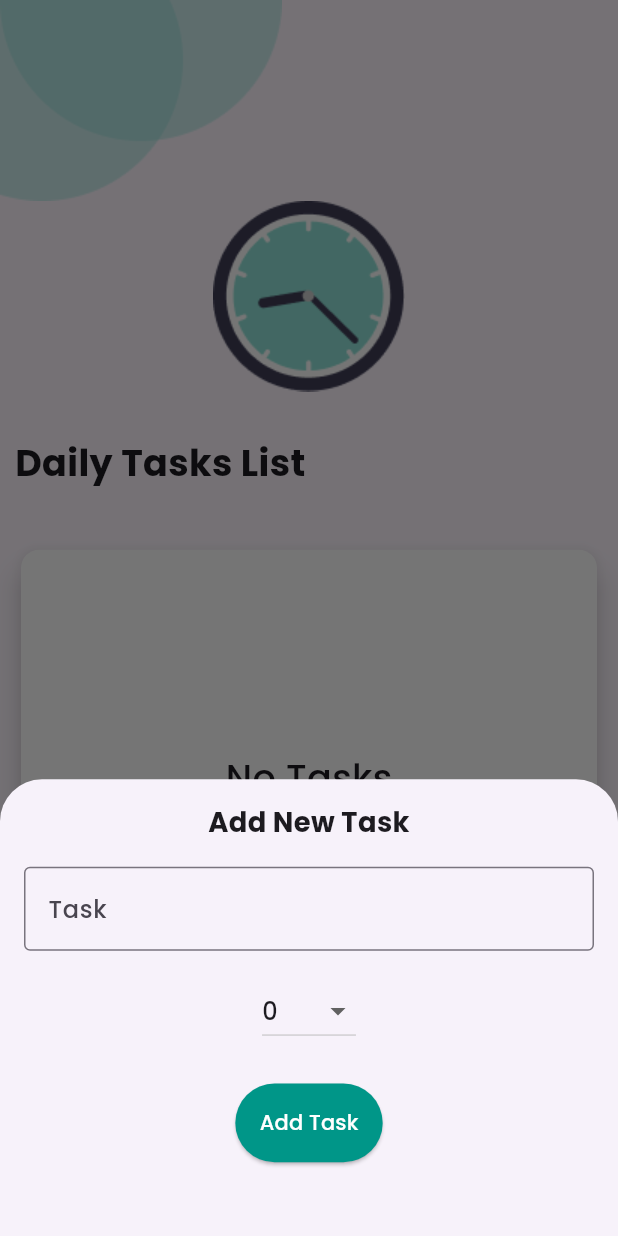
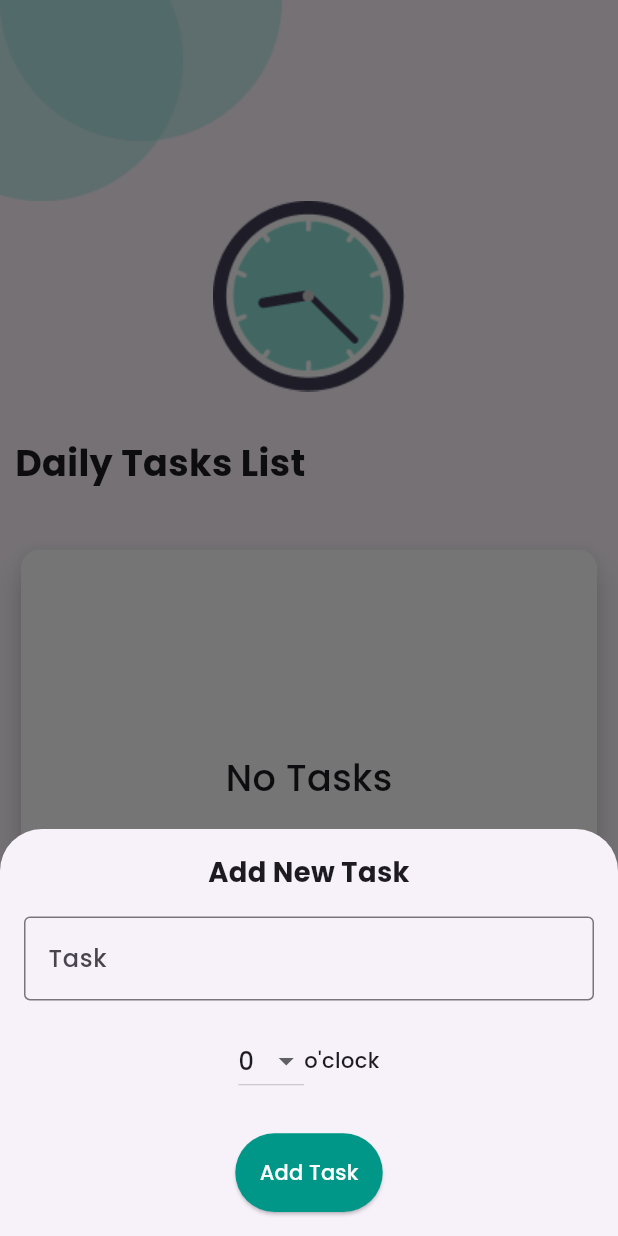
Before and after one commit to 1-abdelrahman-khalil-1/Todo-App, a Flutter app: the screen it shows after launch, after a tap on the "add" icon, on a phone screen of 412 x 824 dp. Run offline on Flutter 3.47's test engine with Material 3 defaults, Android fonts, the phone set to English and light mode, and no system bars; our stand-ins replace drift, drift_flutter, flutter_riverpod, flutter_screenutil, get_it; accounts and stored records are empty; generated files the repository leaves out were written again.

```diff
--- a/lib/Core/Services/database_service.dart
+++ b/lib/Core/Services/database_service.dart
@@ -1,9 +1,6 @@
-import 'dart:io';
 
 import 'package:drift/drift.dart';
-import 'package:drift/native.dart';
 import 'package:drift_flutter/drift_flutter.dart';
-import 'package:path_provider/path_provider.dart';
 part 'database_service.g.dart';
 class TodoItems extends Table{
 IntColumn get id => integer().autoIncrement()();
--- a/lib/Features/Main Screen/data/repo/todo_repo_impl.dart
+++ b/lib/Features/Main Screen/data/repo/todo_repo_impl.dart
@@ -1,5 +1,4 @@
 import 'dart:developer';
-import 'package:dartz/dartz.dart';
 import 'package:drift/drift.dart';
 import 'package:to_do/Core/Services/database_service.dart';
 import 'package:to_do/Features/Main%20Screen/data/models/task_model.dart';
@@ -9,7 +8,7 @@ class TodoRepoImpl implements TodoRepo {
   final DatabaseService databaseService;
   const TodoRepoImpl({required this.databaseService});
   @override
-  Future<Either<String, Null>> insertTO(
+  Future<void> insertTO(
       {required String taskname,
       required int date,
       required bool completed}) async {
@@ -17,50 +16,44 @@ class TodoRepoImpl implements TodoRepo {
       await databaseService.into(databaseService.todoItems).insert(
           TodoItemsCompanion.insert(
               taskname: taskname, date: date, completed: Value(completed)));
-      return const Right(null);
+      return;
     } catch (e) {
       log("Cannot insert in TodoRepo ${e.toString()}");
-      return Left(e.toString());
+      return;
     }
   }
 
   @override
-  Future<Either<String, Null>> deleteTodo({required int id}) async {
+  Future<void> deleteTodo({required int id}) async {
     try {
       await (databaseService.delete(databaseService.todoItems)
             ..where((t) => t.id.equals(id)))
           .go();
-      return const Right(null);
     } catch (e) {
       log("Error while deleting ${e.toString()}");
-      return Left(e.toString());
     }
   }
 
   @override
-  Either<String, Stream<List<TaskModel>>> fetchAllTodos() {
+  Stream<List<TaskModel>> fetchAllTodos() {
     try {
       final response =
           databaseService.select(databaseService.todoItems).watch();
-      return Right(
-          response.map((e) => e.map((x) => TaskModel.fromJson(x)).toList()));
+      return response.map((e) => e.map((x) => TaskModel.fromJson(x)).toList());
     } catch (e) {
       log("Error while fetching tasks ${e.toString()}");
-      return Left(e.toString());
+      return Stream.error(e.toString());
     }
   }
 
   @override
-  Future<Either<String, Null>> updateTodo(
-      {required int id, required bool completed}) async {
+  Future<void> updateTodo({required int id, required bool completed}) async {
     try {
       await (databaseService.update(databaseService.todoItems)
             ..where((t) => t.id.equals(id)))
           .write(TodoItemsCompanion(completed: Value(completed)));
-      return const Right(null);
     } catch (e) {
       log("Error while updating tasks ${e.toString()}");
-      return Left(e.toString());
     }
   }
 }
--- /dev/null
+++ b/lib/Features/Main Screen/presentation/provider/tasks_provider.dart
@@ -0,0 +1,13 @@
+import 'package:flutter_riverpod/flutter_riverpod.dart';
+import 'package:to_do/Core/Services/get_it.dart';
+import 'package:to_do/Features/Main%20Screen/data/models/task_model.dart';
+import 'package:to_do/Features/Main%20Screen/data/repo/todo_repo.dart';
+
+final todoRepoProvider = Provider<TodoRepo>((ref) {
+  return get_it<TodoRepo>();
+});
+
+final tasksStreamProvider = StreamProvider<List<TaskModel>>((ref) {
+  final todoRepo = ref.watch(todoRepoProvider);
+  return todoRepo.fetchAllTodos();
+});
--- a/lib/Features/Main Screen/presentation/view/main_screen.dart
+++ b/lib/Features/Main Screen/presentation/view/main_screen.dart
@@ -1,24 +1,16 @@
 import 'package:flutter/material.dart';
-import 'package:to_do/Core/Services/get_it.dart';
+import 'package:flutter_riverpod/flutter_riverpod.dart';
 import 'package:to_do/Features/Main%20Screen/presentation/view/widgets/main_screen_stream.dart';
 
-import '../../data/repo/todo_repo.dart';
-
-class MainScreen extends StatelessWidget {
+class MainScreen extends ConsumerWidget {
   const MainScreen({super.key});
 
   @override
-  Widget build(BuildContext context) {
-    TodoRepo todoRepo = get_it<TodoRepo>();
-    final alltasks = todoRepo.fetchAllTodos();
-     return SafeArea(child: Scaffold(
-
-      body: alltasks.fold((e){
-        return Text("Failed To load Tasks");
-      }, (tasks){
-       return MainScreenStream(alltasks : tasks);
-      }),
-     ));
-    }
-
+  Widget build(BuildContext context, WidgetRef ref) {
+    return SafeArea(
+      child: Scaffold(
+        body: MainScreenProvider(),
+      ),
+    );
+  }
 }
--- a/lib/Features/Main Screen/presentation/view/widgets/add_task_bottom_sheet.dart
+++ b/lib/Features/Main Screen/presentation/view/widgets/add_task_bottom_sheet.dart
@@ -1,11 +1,11 @@
 import 'package:flutter/material.dart';
+import 'package:flutter_riverpod/flutter_riverpod.dart';
 import 'package:flutter_screenutil/flutter_screenutil.dart';
-import 'package:to_do/Core/Services/get_it.dart';
-import 'package:to_do/Features/Main%20Screen/data/repo/todo_repo.dart';
+import 'package:to_do/Features/Main%20Screen/presentation/provider/tasks_provider.dart';
 import 'package:to_do/Features/Main%20Screen/presentation/view/widgets/taskname_input.dart';
 import 'package:to_do/Features/Main%20Screen/presentation/view/widgets/hour_input.dart';
 
-class AddTaskBottomSheet extends StatefulWidget {
+class AddTaskBottomSheet extends ConsumerStatefulWidget {
   const AddTaskBottomSheet({
     super.key,
     this.onSaved,
@@ -16,10 +16,10 @@ class AddTaskBottomSheet extends StatefulWidget {
   final String Function(String?)? validator;
 
   @override
-  State<AddTaskBottomSheet> createState() => _AddTaskBottomSheetState();
+  ConsumerState<AddTaskBottomSheet> createState() => _AddTaskBottomSheetState();
 }
 
-class _AddTaskBottomSheetState extends State<AddTaskBottomSheet> {
+class _AddTaskBottomSheetState extends ConsumerState<AddTaskBottomSheet> {
   final _formKey = GlobalKey<FormState>();
   final TextEditingController _taskNameController = TextEditingController();
   int hour = 0;
@@ -32,8 +32,9 @@ class _AddTaskBottomSheetState extends State<AddTaskBottomSheet> {
 
   @override
   Widget build(BuildContext context) {
-    return SizedBox(
-      height: 300.h,
+    final todoRepo = ref.read(todoRepoProvider);
+
+    return IntrinsicHeight(
       child: Padding(
         padding: const EdgeInsets.all(16.0),
         child: Form(
@@ -72,8 +73,13 @@ class _AddTaskBottomSheetState extends State<AddTaskBottomSheet> {
                   if (_formKey.currentState!.validate()) {
                     _formKey.currentState!.save();
                     final taskname = _taskNameController.text;
-                    get_it<TodoRepo>().insertTO(taskname: taskname, date: hour, completed: false);
-                    get_it<TodoRepo>().fetchAllTodos();
+                    // Using Riverpod to access the repository
+                    todoRepo.insertTO(
+                      taskname: taskname,
+                      date: hour,
+                      completed: false
+                    );
+                    // No need to manually call fetchAllTodos() as the StreamProvider will handle updates
                     Navigator.pop(context);
                   }
                 },
--- a/lib/Features/Main Screen/presentation/view/widgets/daily_tasks.dart
+++ b/lib/Features/Main Screen/presentation/view/widgets/daily_tasks.dart
@@ -1,9 +1,6 @@
 import 'package:flutter/material.dart';
 import 'package:flutter_screenutil/flutter_screenutil.dart';
-import 'package:to_do/Core/Services/get_it.dart';
-import 'package:to_do/Core/utils/appimages.dart';
 import 'package:to_do/Features/Main%20Screen/data/models/task_model.dart';
-import 'package:to_do/Features/Main%20Screen/data/repo/todo_repo.dart';
 import 'package:to_do/Features/Main%20Screen/presentation/view/widgets/card_item.dart';
 
 class DailyTasks extends StatelessWidget {
--- a/lib/Features/Main Screen/presentation/view/widgets/hour_input.dart
+++ b/lib/Features/Main Screen/presentation/view/widgets/hour_input.dart
@@ -1,7 +1,7 @@
 import 'package:flutter/material.dart';
 
 class HourInput extends StatefulWidget {
-  const HourInput({super.key, required this.hour,required this.onChanged});
+  const HourInput({super.key, required this.hour, required this.onChanged});
   final int hour;
   final void Function(int?) onChanged;
   @override
@@ -38,9 +38,12 @@ class _HourInputState extends State<HourInput> {
   ];
   @override
   Widget build(BuildContext context) {
-    return DropdownButton<int>(
+    return Row(
+      mainAxisAlignment: MainAxisAlignment.center,
+      children: [
+        DropdownButton<int>(
             value: _hour,
-                hint: Text("Hour"),
+          //  hint: ,
             items: list.map<DropdownMenuItem<int>>((value) {
               return DropdownMenuItem<int>(
                   value: value, child: Text(value.toString()));
@@ -50,6 +53,9 @@ class _HourInputState extends State<HourInput> {
                 _hour = val!;
               });
               widget.onChanged(val);
-                  });
+            }),
+            Text("o'clock"),
+      ],
+    );
   }
 }
--- a/lib/Features/Main Screen/presentation/view/widgets/main_screen_body.dart
+++ b/lib/Features/Main Screen/presentation/view/widgets/main_screen_body.dart
@@ -1,9 +1,6 @@
 import 'package:flutter/material.dart';
-import 'package:flutter_screenutil/flutter_screenutil.dart';
-import 'package:to_do/Core/Services/get_it.dart';
 import 'package:to_do/Core/utils/appimages.dart';
 import 'package:to_do/Features/Main%20Screen/data/models/task_model.dart';
-import 'package:to_do/Features/Main%20Screen/data/repo/todo_repo.dart';
 import 'package:to_do/Features/Main%20Screen/presentation/view/widgets/add_task_bottom_sheet.dart';
 import 'package:to_do/Features/Main%20Screen/presentation/view/widgets/daily_tasks.dart';
 
--- a/lib/Features/Main Screen/presentation/view/widgets/main_screen_stream.dart
+++ b/lib/Features/Main Screen/presentation/view/widgets/main_screen_stream.dart
@@ -1,27 +1,27 @@
 import 'package:flutter/material.dart';
-import 'package:flutter_screenutil/flutter_screenutil.dart';
-import 'package:to_do/Core/Services/get_it.dart';
-import 'package:to_do/Features/Main%20Screen/data/models/task_model.dart';
-import 'package:to_do/Features/Main%20Screen/data/repo/todo_repo.dart';
-import 'package:to_do/Features/Main%20Screen/presentation/view/widgets/daily_tasks.dart';
+import 'package:flutter_riverpod/flutter_riverpod.dart';
+import 'package:to_do/Features/Main%20Screen/presentation/provider/tasks_provider.dart';
 import 'package:to_do/Features/Main%20Screen/presentation/view/widgets/main_screen_body.dart';
 
-class MainScreenStream extends StatelessWidget {
-  const MainScreenStream({super.key, required this.alltasks});
-  final Stream<List<TaskModel>> alltasks;
+class MainScreenProvider extends ConsumerWidget {
+  const MainScreenProvider({super.key, });
+
 
   @override
-  Widget build(BuildContext context) {
-    return StreamBuilder(
-        stream: alltasks,
-        builder: (context, snapshot) {
-          if (snapshot.connectionState == ConnectionState.waiting) {
-            return Center(child: CircularProgressIndicator());
-          } else if (snapshot.hasError) {
-            return Center(child: Text("Failed to load tasks"));
-          } else {
-            return MainScreenBody(data: snapshot.data!);
-          }
-        });
+  Widget build(BuildContext context, WidgetRef ref) {
+    final tasksAsyncValue = ref.watch(tasksStreamProvider);
+
+    return RefreshIndicator(
+      onRefresh: () => ref.refresh(tasksStreamProvider.future),
+      child: tasksAsyncValue.when(
+        skipLoadingOnRefresh: false,
+        loading: () => const Center(child: CircularProgressIndicator()),
+        error: (error, stackTrace) => Center(child: Text('Error: $error')),
+        data: (tasks) {
+            return MainScreenBody(data : tasks);
+
+        },
+      ),
+    );
   }
 }
--- a/lib/Features/Splash Screen/view/splash_screen.dart
+++ b/lib/Features/Splash Screen/view/splash_screen.dart
@@ -1,5 +1,4 @@
 import 'package:flutter/material.dart';
-import 'package:to_do/Core/utils/appimages.dart';
 import 'package:to_do/Features/Splash%20Screen/view/splash_screen_body.dart';
 
 class SplashScreen extends StatelessWidget {
--- a/lib/main.dart
+++ b/lib/main.dart
@@ -1,13 +1,13 @@
 import 'package:flutter/material.dart';
+import 'package:flutter_riverpod/flutter_riverpod.dart';
 import 'package:flutter_screenutil/flutter_screenutil.dart';
 import 'package:to_do/Core/Services/get_it.dart';
-import 'package:to_do/Features/Main%20Screen/presentation/view/main_screen.dart';
 import 'package:to_do/Features/Splash%20Screen/view/splash_screen.dart';
 
 void main() {
   WidgetsFlutterBinding.ensureInitialized();
-setup_get_it();
-  runApp(const MainApp());
+  setup_get_it();
+  runApp(const ProviderScope(child: MainApp()));
 }
 
 class MainApp extends StatelessWidget {
@@ -19,8 +19,8 @@ class MainApp extends StatelessWidget {
       designSize: const Size(375, 812),
       minTextAdapt: true,
       ensureScreenSize: true,
-      child:  MaterialApp(
-        theme: ThemeData(fontFamily: "Poppins" ),
+      child: MaterialApp(
+        theme: ThemeData(fontFamily: "Poppins"),
         debugShowCheckedModeBanner: false,
         home: SplashScreen(),
       ),
--- a/pubspec.yaml
+++ b/pubspec.yaml
@@ -16,6 +16,7 @@ dependencies:
   flutter_screenutil: ^5.9.3
   get_it: ^8.0.3
   path_provider: ^2.1.5
+  flutter_riverpod: ^2.6.1
 
 dev_dependencies:
   build_runner: ^2.4.15
```
Also changed, not shown: lib/Features/Main Screen/data/repo/todo_repo.dart (+5 -5 lines), lib/Features/Main Screen/presentation/view/widgets/card_item.dart (+17 -10 lines), pubspec.lock. Lines whose indentation alone changed are shown as unchanged.
